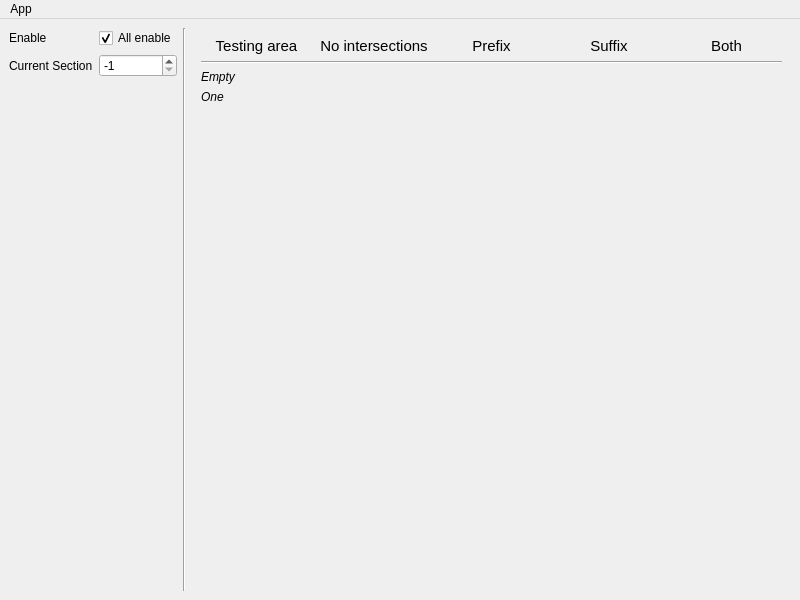
This is mainwindow.ui in VaysseB/QtMultiSpinBox as Qt 5 draws it before an edit. The edited form follows.
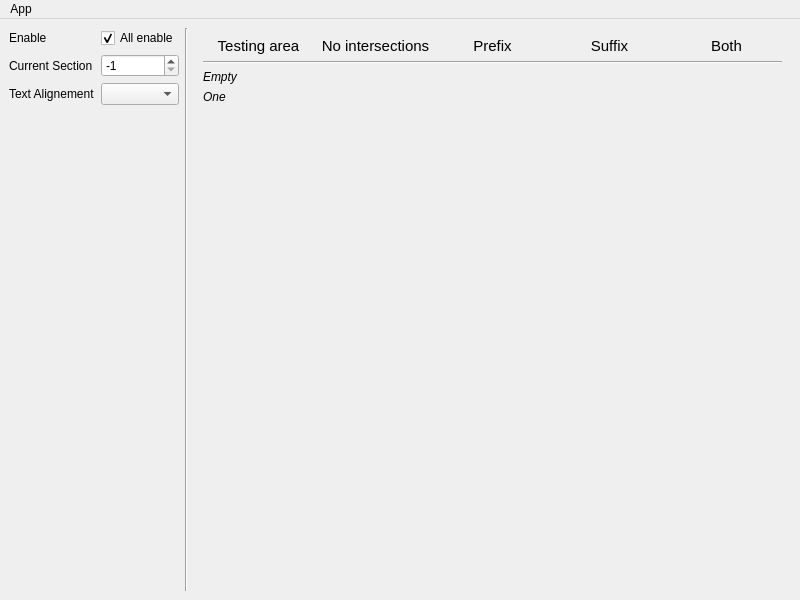
This is the edited form. Icons and pictures are not drawn. Custom widgets are drawn as their Qt base class.

Commit message: Added MainWindow align option

The edit to the form file:
```diff
--- a/mainwindow.ui
+++ b/mainwindow.ui
@@ -51,6 +51,16 @@
         </property>
        </widget>
       </item>
+      <item row="2" column="0">
+       <widget class="QLabel" name="label_10">
+        <property name="text">
+         <string>Text Alignement</string>
+        </property>
+       </widget>
+      </item>
+      <item row="2" column="1">
+       <widget class="QComboBox" name="comboTextAlign"/>
+      </item>
      </layout>
     </item>
     <item>
```
The commit also changes 1 other file.
